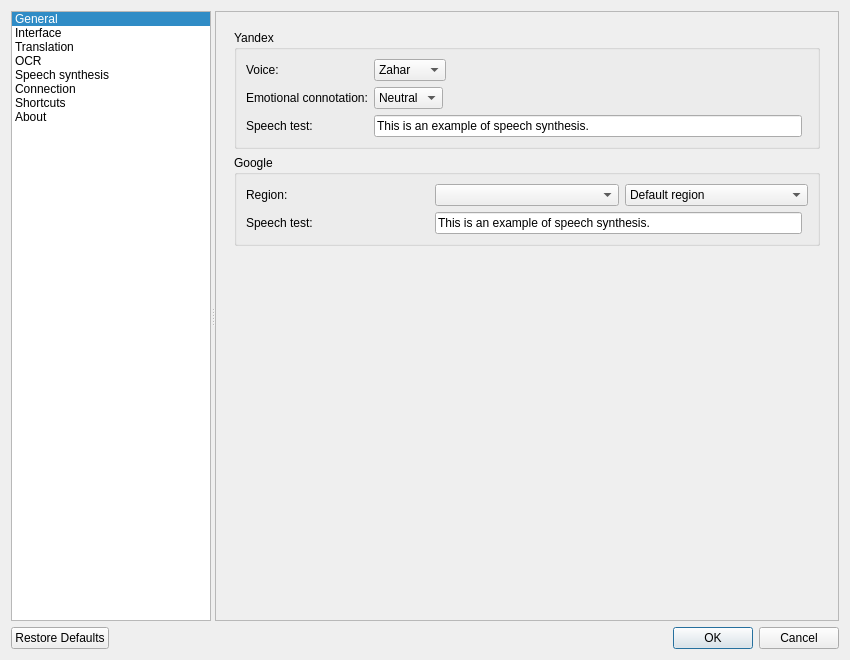
Old version of the form src/settings/settingsdialog.ui in the repository KDE/crow-translate.
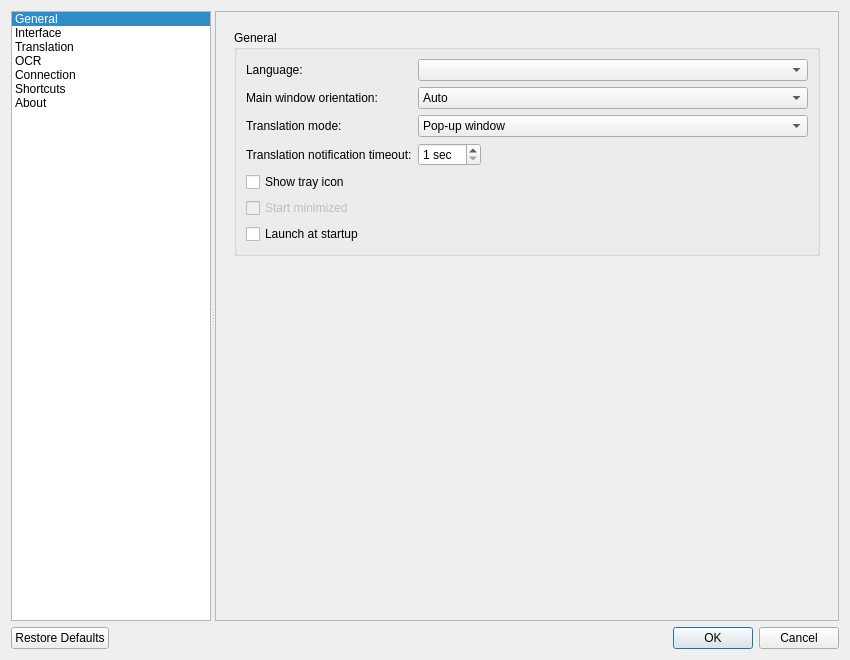
New version of the form. The open tabs and pages were chosen to show the change. Icons and pictures are not drawn. Custom widgets are drawn as their Qt base class.

Patch:
```diff
--- a/src/settings/settingsdialog.ui
+++ b/src/settings/settingsdialog.ui
@@ -73,15 +73,8 @@
         <string notr="true">OCR</string>
        </property>
        <property name="icon">
-        <iconset theme="scanner"/>
-       </property>
-      </item>
-      <item>
-       <property name="text">
-        <string>Speech synthesis</string>
-       </property>
-       <property name="icon">
-        <iconset theme="preferences-desktop-sound"/>
+        <iconset theme="scanner">
+         <normaloff>.</normaloff>.</iconset>
        </property>
       </item>
       <item>
@@ -118,8 +111,8 @@
         <rect>
          <x>0</x>
          <y>0</y>
-         <width>626</width>
-         <height>609</height>
+         <width>637</width>
+         <height>608</height>
         </rect>
        </property>
        <layout class="QVBoxLayout" name="verticalLayout_2">
@@ -1130,206 +1123,6 @@
             </item>
            </layout>
           </widget>
-          <widget class="QWidget" name="speechPage">
-           <property name="sizePolicy">
-            <sizepolicy hsizetype="Ignored" vsizetype="Ignored">
-             <horstretch>0</horstretch>
-             <verstretch>0</verstretch>
-            </sizepolicy>
-           </property>
-           <layout class="QVBoxLayout" name="speechLayout">
-            <item>
-             <widget class="QGroupBox" name="yandexSpeechGroupBox">
-              <property name="title">
-               <string notr="true">Yandex</string>
-              </property>
-              <layout class="QFormLayout" name="formLayout_7">
-               <item row="0" column="0">
-                <widget class="QLabel" name="yandexVoiceLabel">
-                 <property name="text">
-                  <string>Voice:</string>
-                 </property>
-                </widget>
-               </item>
-               <item row="0" column="1">
-                <widget class="QComboBox" name="yandexVoiceComboBox">
-                 <property name="sizePolicy">
-                  <sizepolicy hsizetype="Maximum" vsizetype="Fixed">
-                   <horstretch>0</horstretch>
-                   <verstretch>0</verstretch>
-                  </sizepolicy>
-                 </property>
-                 <property name="toolTip">
-                  <string>&lt;html&gt;&lt;head/&gt;&lt;body&gt;&lt;p&gt;Voice of the speech synthesis engine&lt;/p&gt;&lt;/body&gt;&lt;/html&gt;</string>
-                 </property>
-                 <item>
-                  <property name="text">
-                   <string>Zahar</string>
-                  </property>
-                 </item>
-                 <item>
-                  <property name="text">
-                   <string>Ermil</string>
-                  </property>
-                 </item>
-                 <item>
-                  <property name="text">
-                   <string>Jane</string>
-                  </property>
-                 </item>
-                 <item>
-                  <property name="text">
-                   <string>Oksana</string>
-                  </property>
-                 </item>
-                 <item>
-                  <property name="text">
-                   <string>Alyss</string>
-                  </property>
-                 </item>
-                 <item>
-                  <property name="text">
-                   <string>Omazh</string>
-                  </property>
-                 </item>
-                </widget>
-               </item>
-               <item row="1" column="0">
-                <widget class="QLabel" name="yandexEmotionLabel">
-                 <property name="text">
-                  <string>Emotional connotation:</string>
-                 </property>
-                </widget>
-               </item>
-               <item row="1" column="1">
-                <widget class="QComboBox" name="yandexEmotionComboBox">
-                 <property name="sizePolicy">
-                  <sizepolicy hsizetype="Maximum" vsizetype="Fixed">
-                   <horstretch>0</horstretch>
-                   <verstretch>0</verstretch>
-                  </sizepolicy>
-                 </property>
-                 <property name="toolTip">
-                  <string>&lt;html&gt;&lt;head/&gt;&lt;body&gt;&lt;p&gt;Voice mood of the speech synthesis engine&lt;/p&gt;&lt;/body&gt;&lt;/html&gt;</string>
-                 </property>
-                 <item>
-                  <property name="text">
-                   <string>Neutral</string>
-                  </property>
-                 </item>
-                 <item>
-                  <property name="text">
-                   <string>Good</string>
-                  </property>
-                 </item>
-                 <item>
-                  <property name="text">
-                   <string>Evil</string>
-                  </property>
-                 </item>
-                </widget>
-               </item>
-               <item row="2" column="0">
-                <widget class="QLabel" name="yandexTestSpeechLabel">
-                 <property name="text">
-                  <string>Speech test:</string>
-                 </property>
-                </widget>
-               </item>
-               <item row="2" column="1">
-                <layout class="QHBoxLayout" name="yandexTestSpeechLayout">
-                 <item>
-                  <widget class="QLineEdit" name="yandexTestSpeechEdit">
-                   <property name="toolTip">
-                    <string>&lt;html&gt;&lt;head/&gt;&lt;body&gt;&lt;p&gt;Text to test speech&lt;/p&gt;&lt;/body&gt;&lt;/html&gt;</string>
-                   </property>
-                   <property name="text">
-                    <string>This is an example of speech synthesis.</string>
-                   </property>
-                   <property name="placeholderText">
-                    <string>Test voice</string>
-                   </property>
-                  </widget>
-                 </item>
-                 <item>
-                  <widget class="SpeakButtons" name="yandexPlayerButtons" native="true"/>
-                 </item>
-                </layout>
-               </item>
-              </layout>
-             </widget>
-            </item>
-            <item>
-             <widget class="QGroupBox" name="googleSpeechGroupBox">
-              <property name="title">
-               <string notr="true">Google</string>
-              </property>
-              <layout class="QGridLayout" name="googleSpeechSettingsLayout">
-               <item row="1" column="1" colspan="2">
-                <layout class="QHBoxLayout" name="googleTestSpeechLayout">
-                 <item>
-                  <widget class="QLineEdit" name="googleTestSpeechEdit">
-                   <property name="toolTip">
-                    <string>&lt;html&gt;&lt;head/&gt;&lt;body&gt;&lt;p&gt;Text to test speech&lt;/p&gt;&lt;/body&gt;&lt;/html&gt;</string>
-                   </property>
-                   <property name="text">
-                    <string>This is an example of speech synthesis.</string>
-                   </property>
-                  </widget>
-                 </item>
-                 <item>
-                  <widget class="SpeakButtons" name="googlePlayerButtons" native="true"/>
-                 </item>
-                </layout>
-               </item>
-               <item row="0" column="1">
-                <widget class="QComboBox" name="googleLanguageComboBox">
-                 <property name="currentText">
-                  <string/>
-                 </property>
-                </widget>
-               </item>
-               <item row="0" column="0">
-                <widget class="QLabel" name="googleRegionLabel">
-                 <property name="text">
-                  <string>Region:</string>
-                 </property>
-                </widget>
-               </item>
-               <item row="0" column="2">
-                <widget class="QComboBox" name="googleRegionComboBox">
-                 <item>
-                  <property name="text">
-                   <string>Default region</string>
-                  </property>
-                 </item>
-                </widget>
-               </item>
-               <item row="1" column="0">
-                <widget class="QLabel" name="googleTestSpeechLabel">
-                 <property name="text">
-                  <string>Speech test:</string>
-                 </property>
-                </widget>
-               </item>
-              </layout>
-             </widget>
-            </item>
-            <item>
-             <spacer name="speechPageSpacer">
-              <property name="orientation">
-               <enum>Qt::Vertical</enum>
-              </property>
-              <property name="sizeHint" stdset="0">
-               <size>
-                <width>20</width>
-                <height>40</height>
-               </size>
-              </property>
-             </spacer>
-            </item>
-           </layout>
-          </widget>
           <widget class="QWidget" name="connectionPage">
            <property name="sizePolicy">
             <sizepolicy hsizetype="Ignored" vsizetype="Ignored">
@@ -1795,16 +1588,6 @@
   </layout>
  </widget>
  <customwidgets>
-  <customwidget>
-   <class>SpeakButtons</class>
-   <extends>QWidget</extends>
-   <header>speakbuttons.h</header>
-   <container>1</container>
-   <slots>
-    <signal>playerMediaRequested()</signal>
-    <slot>stopSpeaking()</slot>
-   </slots>
-  </customwidget>
   <customwidget>
    <class>ShortcutsView</class>
    <extends>QTreeView</extends>
```
Left out of the diff: 229 changed lines with no effect on the pictures.
